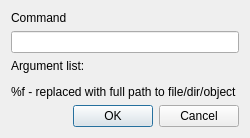
The window that src/EditCommandDialog.ui (OSLL/sca) describes before a commit, drawn with Qt 5.
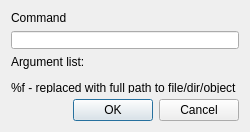
The same window after the commit.

Commit message: #5046: Text should fit in dialog now.

Patch:
```diff
--- a/src/EditCommandDialog.ui
+++ b/src/EditCommandDialog.ui
@@ -11,7 +11,7 @@
    </rect>
   </property>
   <property name="sizePolicy">
-   <sizepolicy hsizetype="Fixed" vsizetype="Fixed">
+   <sizepolicy hsizetype="Minimum" vsizetype="Minimum">
     <horstretch>0</horstretch>
     <verstretch>0</verstretch>
    </sizepolicy>
@@ -19,18 +19,20 @@
   <property name="minimumSize">
    <size>
     <width>250</width>
-    <height>0</height>
+    <height>132</height>
    </size>
   </property>
   <property name="maximumSize">
    <size>
-    <width>250</width>
+    <width>350</width>
     <height>132</height>
    </size>
   </property>
   <property name="windowTitle">
    <string>Dialog</string>
   </property>
+  <layout class="QHBoxLayout" name="horizontalLayout">
+   <item>
   <layout class="QVBoxLayout" name="verticalLayout_2">
    <item>
     <layout class="QVBoxLayout" name="verticalLayout">
@@ -59,6 +61,8 @@
       <set>QDialogButtonBox::Cancel|QDialogButtonBox::Ok</set>
      </property>
     </widget>
+     </item>
+    </layout>
    </item>
   </layout>
  </widget>
```
Lines whose indentation alone changed are shown as unchanged.
